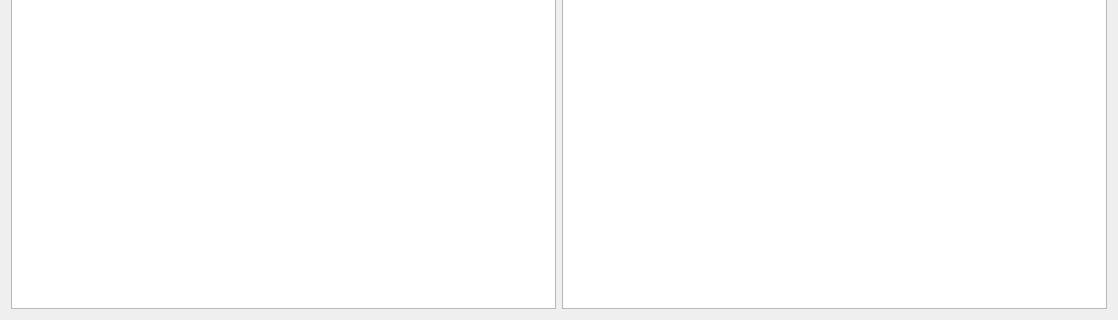
Before: the Qt Designer form tools/dialog_widget.ui in UlrichVonRekkenin/JobGenerator.edu, drawn with Qt 5; both pictures show x 0 to 1118 and y 506 to 826 of the 1118 by 826 pixel window.
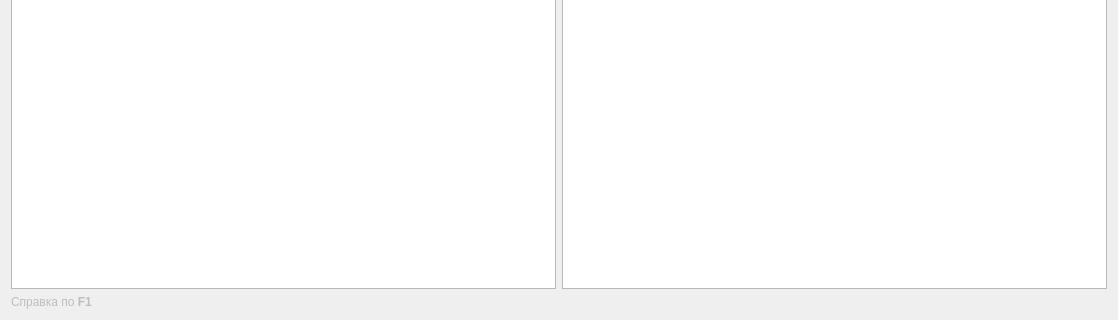
After: the same form once the commit is applied.

The edit to the form file:
```diff
--- a/tools/dialog_widget.ui
+++ b/tools/dialog_widget.ui
@@ -302,6 +302,16 @@
      </item>
     </layout>
    </item>
+   <item row="7" column="0">
+    <widget class="QLabel" name="label_5">
+     <property name="enabled">
+      <bool>false</bool>
+     </property>
+     <property name="text">
+      <string>&lt;html&gt;&lt;head/&gt;&lt;body&gt;&lt;p&gt;Справка по &lt;span style=&quot; font-weight:600;&quot;&gt;F1&lt;/span&gt;&lt;/p&gt;&lt;/body&gt;&lt;/html&gt;</string>
+     </property>
+    </widget>
+   </item>
   </layout>
  </widget>
  <resources/>
```
